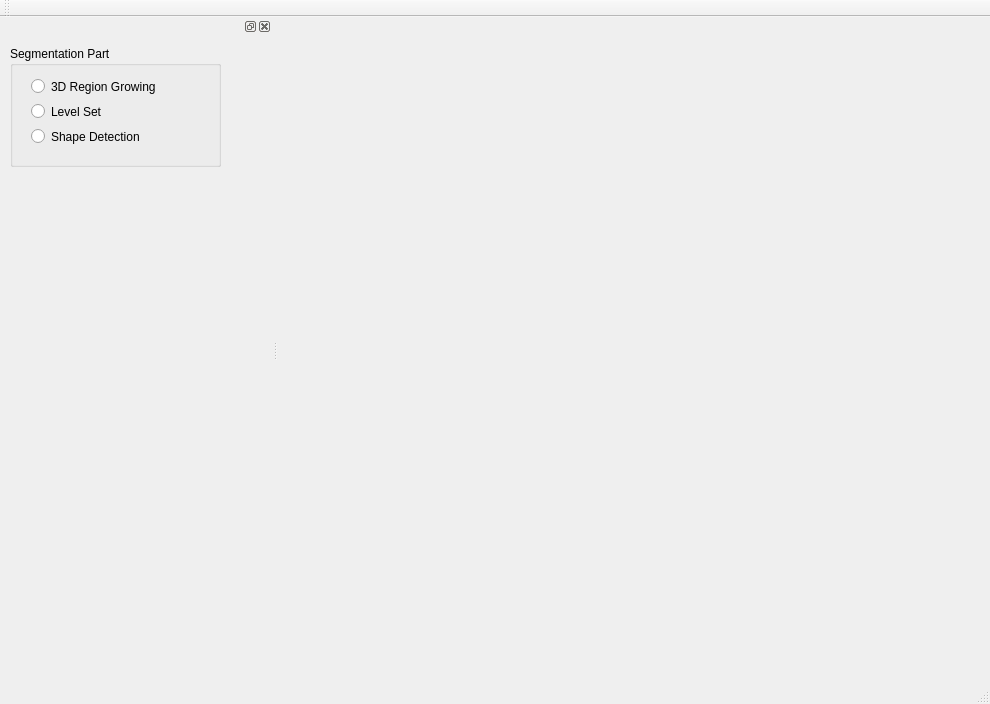
Before: the Qt Designer form mainwindow.ui in mingoahead/UltimateDemo, drawn with Qt 5.
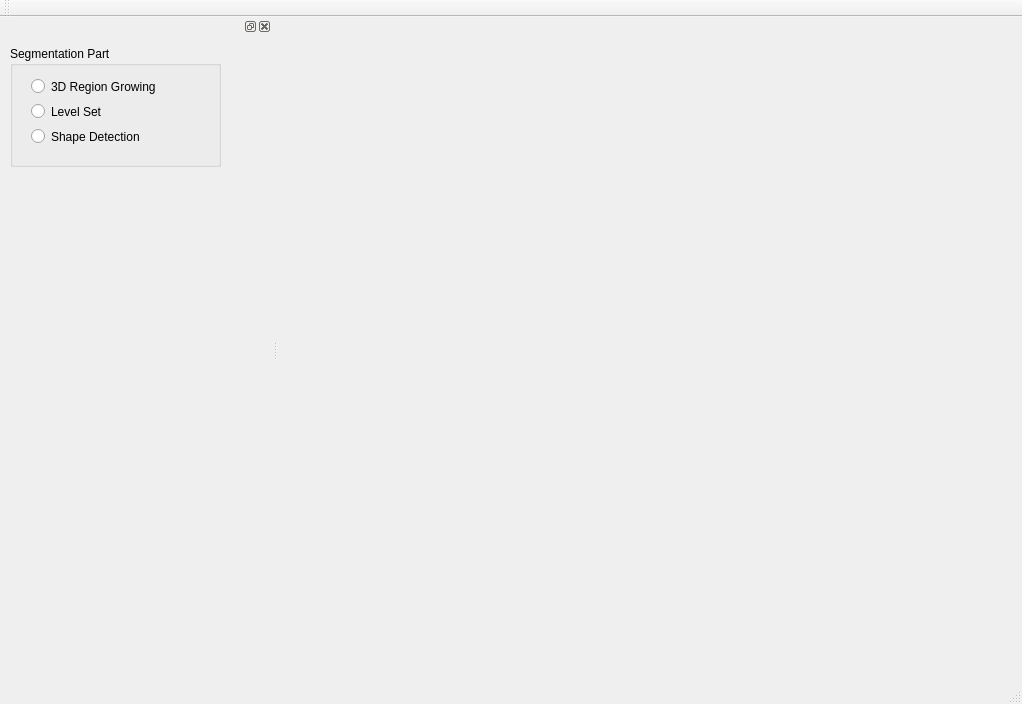
After: the same form once the commit is applied.

Patch:
```diff
--- a/mainwindow.ui
+++ b/mainwindow.ui
@@ -6,7 +6,7 @@
    <rect>
     <x>0</x>
     <y>0</y>
-    <width>990</width>
+    <width>1022</width>
     <height>704</height>
    </rect>
   </property>
```
Left out of the diff: 2 changed lines with no effect on the pictures.
